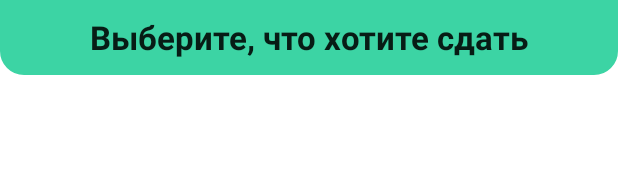
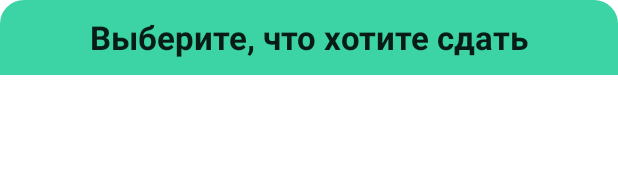
Before and after one commit to Reveeng/SberProject, an Android app: the layout fragment_trash_types_list.xml on its own in the app's theme, with its tools: preview values and no code run, on a phone screen of 412 x 824 dp. Shown: the top 190 px of the screen. Run offline under Robolectric (Android 15) with nearby library versions, the phone set to English and light mode, and no system bars.

Commit message:
refactor bg in trashlist add icons for caps and others

```diff
--- /dev/null
+++ b/app/src/main/res/drawable/custom_trashlist_bg.xml
@@ -0,0 +1,17 @@
+<?xml version="1.0" encoding="utf-8"?>
+<selector xmlns:android="http://schemas.android.com/apk/res/android">
+    <item android:state_enabled="true" android:state_pressed="true">
+        <shape android:shape="rectangle">
+            <solid android:color="#3CD4A4"/>
+            <corners android:topLeftRadius="15dp" android:topRightRadius="15dp"/>
+            <stroke android:color="#3CD4A4" android:width="1dp"/>
+        </shape>
+    </item>
+    <item android:state_enabled="true">
+        <shape android:shape="rectangle">
+            <solid android:color="#3CD4A4"/>
+            <corners android:topLeftRadius="15dp" android:topRightRadius="15dp"/>
+            <stroke android:color="#3CD4A4" android:width="1dp"/>
+        </shape>
+    </item>
+</selector>
--- /dev/null
+++ b/app/src/main/res/drawable/custom_trashlist_bg_bord.xml
@@ -0,0 +1,17 @@
+<?xml version="1.0" encoding="utf-8"?>
+<selector xmlns:android="http://schemas.android.com/apk/res/android">
+    <item android:state_enabled="true" android:state_pressed="true">
+        <shape android:shape="rectangle">
+            <solid android:color="@color/white"/>
+            <corners android:topLeftRadius="15dp" android:topRightRadius="15dp"/>
+            <stroke android:color="@color/white" android:width="1dp"/>
+        </shape>
+    </item>
+    <item android:state_enabled="true">
+        <shape android:shape="rectangle">
+            <solid android:color="@color/white"/>
+            <corners android:topLeftRadius="15dp" android:topRightRadius="15dp"/>
+            <stroke android:color="@color/white" android:width="1dp"/>
+        </shape>
+    </item>
+</selector>
--- a/app/src/main/res/layout/fragment_trash_types_list.xml
+++ b/app/src/main/res/layout/fragment_trash_types_list.xml
@@ -2,7 +2,7 @@
 <LinearLayout xmlns:android="http://schemas.android.com/apk/res/android"
     android:layout_width="match_parent"
     android:layout_height="wrap_content"
-    android:background="?attr/colorOnPrimary"
+    android:background="@drawable/custom_trashlist_bg_bord"
     android:orientation="vertical">
 
     <TextView
@@ -14,7 +14,7 @@
         android:textAlignment="center"
         android:textAppearance="@style/TextAppearance.AppCompat.Large"
         android:textStyle="bold"
-        android:background="@drawable/custom_logo_background"
+        android:background="@drawable/custom_trashlist_bg"
         />
 
     <GridView
```
Also changed, not shown: app/src/main/res/drawable/ic_cap.xml (added, +31 -0 lines), app/src/main/res/drawable/ic_other.xml (added, +4 -0 lines).
